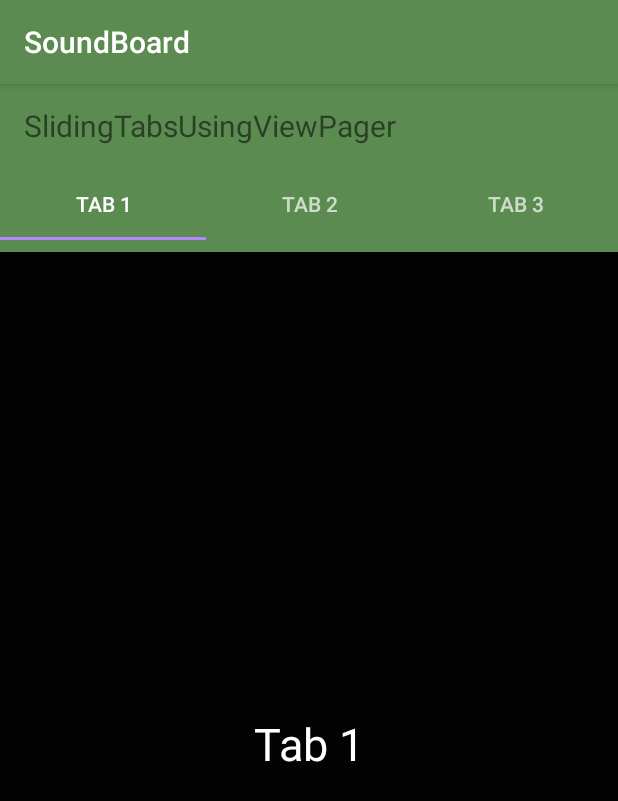
After one commit to alexpham095/Multiapp, an Android app: the Email_Tabs screen opened directly, with no data from a screen before it, on a phone screen of 412 x 824 dp. The commit adds this screen. Shown: the top 801 px of the screen. Run offline under Robolectric (Android 15) with nearby library versions, the phone set to English and light mode, and no system bars.

Commit message:
Email Tabs version 1

```diff
--- a/app/build.gradle
+++ b/app/build.gradle
@@ -2,6 +2,7 @@ apply plugin: 'com.android.application'
 
 android {
     compileSdkVersion 28
+
     defaultConfig {
         applicationId "com.apham.multi_app"
         minSdkVersion 19
@@ -22,7 +23,9 @@ dependencies {
     implementation fileTree(dir: 'libs', include: ['*.jar'])
     implementation 'com.android.support:appcompat-v7:28.0.0'
     implementation 'com.android.support.constraint:constraint-layout:1.1.3'
+    implementation 'com.android.support:support-v4:28.0.0'
     testImplementation 'junit:junit:4.12'
     androidTestImplementation 'com.android.support.test:runner:1.0.2'
     androidTestImplementation 'com.android.support.test.espresso:espresso-core:3.0.2'
+    compile 'com.android.support:design:28.0.0'
 }
--- a/app/src/main/AndroidManifest.xml
+++ b/app/src/main/AndroidManifest.xml
@@ -9,7 +9,8 @@
         android:roundIcon="@mipmap/ic_launcher_round"
         android:supportsRtl="true"
         android:theme="@style/AppTheme">
-        <activity android:name=".MainActivity"
+        <activity
+            android:name=".MainActivity"
             android:theme="@style/AppTheme">
             <intent-filter>
                 <action android:name="android.intent.action.MAIN" />
@@ -17,7 +18,8 @@
                 <category android:name="android.intent.category.LAUNCHER" />
             </intent-filter>
         </activity>
-        <activity android:name=".SecondActivity"></activity>
+        <activity android:name=".SecondActivity" />
+        <activity android:name=".Email_Tabs"></activity>
     </application>
 
 </manifest>
--- /dev/null
+++ b/app/src/main/java/com/apham/multi_app/Email_Tabs.java
@@ -0,0 +1,28 @@
+package com.apham.multi_app;
+
+import android.net.Uri;
+import android.support.design.widget.TabLayout;
+import android.support.v4.view.ViewPager;
+import android.support.v7.app.AppCompatActivity;
+import android.os.Bundle;
+import android.view.View;
+
+public class Email_Tabs extends AppCompatActivity implements Tab1.OnFragmentInteractionListener,Tab2.OnFragmentInteractionListener,Tab3.OnFragmentInteractionListener {
+
+    @Override
+    protected void onCreate(Bundle savedInstanceState) {
+        super.onCreate(savedInstanceState);
+        setContentView(R.layout.activity_email_tabs);
+
+        ViewPager viewPager = (ViewPager) this.findViewById(R.id.pager);
+        PagerAdapter myPagerAdapter = new PagerAdapter(getSupportFragmentManager());
+        viewPager.setAdapter(myPagerAdapter);
+        TabLayout tabLayout = (TabLayout) this.findViewById(R.id.tablayout);
+        tabLayout.setupWithViewPager(viewPager);
+    }
+
+    @Override
+    public void onFragmentInteraction(Uri uri) {
+
+    }
+}
--- a/app/src/main/java/com/apham/multi_app/MainActivity.java
+++ b/app/src/main/java/com/apham/multi_app/MainActivity.java
@@ -2,6 +2,8 @@ package com.apham.multi_app;
 
 import android.content.Intent;
 import android.media.MediaPlayer;
+import android.support.design.widget.TabLayout;
+import android.support.v4.view.ViewPager;
 import android.support.v7.app.AppCompatActivity;
 import android.view.Menu;
 import android.view.MenuItem;
@@ -53,7 +55,7 @@ public class MainActivity extends AppCompatActivity {
                     startActivity(intent);
                 }
                 else {
-                    Intent intent= new Intent(MainActivity.this, SecondActivity.class);
+                    Intent intent= new Intent(MainActivity.this, Email_Tabs.class);
                     startActivity(intent);
                 }
             }
@@ -68,6 +70,5 @@ public class MainActivity extends AppCompatActivity {
         myAdapter.setDropDownViewResource(R.layout.spinner_item);
         mySpinner.setAdapter(myAdapter);
 
-
     }
 }
--- /dev/null
+++ b/app/src/main/java/com/apham/multi_app/PagerAdapter.java
@@ -0,0 +1,45 @@
+package com.apham.multi_app;
+
+import android.support.v4.app.Fragment;
+import android.support.v4.app.FragmentManager;
+import android.support.v4.app.FragmentStatePagerAdapter;
+
+public class PagerAdapter extends FragmentStatePagerAdapter{
+    public PagerAdapter(FragmentManager fm){
+        super(fm);
+    }
+
+    @Override
+    public Fragment getItem(int position){
+        switch(position) {
+            case 0:
+                Tab1 tab1 = new Tab1();
+                return tab1;
+            case 1:
+                Tab2 tab2 = new Tab2();
+                return tab2;
+            case 2:
+                Tab3 tab3 = new Tab3();
+                return tab3;
+            default:
+                return null;
+        }
+    }
+
+    @Override
+    public int getCount() {
+        return 3;
+    }
+    @Override public CharSequence getPageTitle(int position) {
+        switch (position) {
+            case 0:
+                return "Tab 1";
+            case 1:
+                return "Tab 2";
+            case 2:
+                return "Tab 3";
+            default:
+                return null;
+        }
+    }
+}
--- /dev/null
+++ b/app/src/main/java/com/apham/multi_app/Tab1.java
@@ -0,0 +1,108 @@
+package com.apham.multi_app;
+
+import android.content.Context;
+import android.net.Uri;
+import android.os.Bundle;
+import android.support.v4.app.Fragment;
+import android.view.LayoutInflater;
+import android.view.View;
+import android.view.ViewGroup;
+
+
+/**
+ * A simple {@link Fragment} subclass.
+ * Activities that contain this fragment must implement the
+ * {@link Tab1.OnFragmentInteractionListener} interface
+ * to handle interaction events.
+ * Use the {@link Tab1#newInstance} factory method to
+ * create an instance of this fragment.
+ */
+public class Tab1 extends Fragment {
+    // TODO: Rename parameter arguments, choose names that match
+    // the fragment initialization parameters, e.g. ARG_ITEM_NUMBER
+    private static final String ARG_PARAM1 = "param1";
+    private static final String ARG_PARAM2 = "param2";
+
+    // TODO: Rename and change types of parameters
+    private String mParam1;
+    private String mParam2;
+
+    private OnFragmentInteractionListener mListener;
+
+    public Tab1() {
+        // Required empty public constructor
+    }
+
+    /**
+     * Use this factory method to create a new instance of
+     * this fragment using the provided parameters.
+     *
+     * @param param1 Parameter 1.
+     * @param param2 Parameter 2.
+     * @return A new instance of fragment Tab1.
+     */
+    // TODO: Rename and change types and number of parameters
+    public static Tab1 newInstance(String param1, String param2) {
+        Tab1 fragment = new Tab1();
+        Bundle args = new Bundle();
+        args.putString(ARG_PARAM1, param1);
+        args.putString(ARG_PARAM2, param2);
+        fragment.setArguments(args);
+        return fragment;
+    }
+
+    @Override
+    public void onCreate(Bundle savedInstanceState) {
+        super.onCreate(savedInstanceState);
+        if (getArguments() != null) {
+            mParam1 = getArguments().getString(ARG_PARAM1);
+            mParam2 = getArguments().getString(ARG_PARAM2);
+        }
+    }
+
+    @Override
+    public View onCreateView(LayoutInflater inflater, ViewGroup container,
+                             Bundle savedInstanceState) {
+        // Inflate the layout for this fragment
+        return inflater.inflate(R.layout.fragment_tab1, container, false);
+    }
+
+    // TODO: Rename method, update argument and hook method into UI event
+    public void onButtonPressed(Uri uri) {
+        if (mListener != null) {
+            mListener.onFragmentInteraction(uri);
+        }
+    }
+
+    @Override
+    public void onAttach(Context context) {
+        super.onAttach(context);
+        if (context instanceof OnFragmentInteractionListener) {
+            mListener = (OnFragmentInteractionListener) context;
+        } else {
+            throw new RuntimeException(context.toString()
+                    + " must implement OnFragmentInteractionListener");
+        }
+    }
+
+    @Override
+    public void onDetach() {
+        super.onDetach();
+        mListener = null;
+    }
+
+    /**
+     * This interface must be implemented by activities that contain this
+     * fragment to allow an interaction in this fragment to be communicated
+     * to the activity and potentially other fragments contained in that
+     * activity.
+     * <p>
+     * See the Android Training lesson <a href=
+     * "http://developer.android.com/training/basics/fragments/communicating.html"
+     * >Communicating with Other Fragments</a> for more information.
+     */
+    public interface OnFragmentInteractionListener {
+        // TODO: Update argument type and name
+        void onFragmentInteraction(Uri uri);
+    }
+}
--- /dev/null
+++ b/app/src/main/java/com/apham/multi_app/Tab2.java
@@ -0,0 +1,108 @@
+package com.apham.multi_app;
+
+import android.content.Context;
+import android.net.Uri;
+import android.os.Bundle;
+import android.support.v4.app.Fragment;
+import android.view.LayoutInflater;
+import android.view.View;
+import android.view.ViewGroup;
+
+
+/**
+ * A simple {@link Fragment} subclass.
+ * Activities that contain this fragment must implement the
+ * {@link Tab2.OnFragmentInteractionListener} interface
+ * to handle interaction events.
+ * Use the {@link Tab2#newInstance} factory method to
+ * create an instance of this fragment.
+ */
+public class Tab2 extends Fragment {
+    // TODO: Rename parameter arguments, choose names that match
+    // the fragment initialization parameters, e.g. ARG_ITEM_NUMBER
+    private static final String ARG_PARAM1 = "param1";
+    private static final String ARG_PARAM2 = "param2";
+
+    // TODO: Rename and change types of parameters
+    private String mParam1;
+    private String mParam2;
+
+    private OnFragmentInteractionListener mListener;
+
+    public Tab2() {
+        // Required empty public constructor
+    }
+
+    /**
+     * Use this factory method to create a new instance of
+     * this fragment using the provided parameters.
+     *
+     * @param param1 Parameter 1.
+     * @param param2 Parameter 2.
+     * @return A new instance of fragment Tab2.
+     */
+    // TODO: Rename and change types and number of parameters
+    public static Tab2 newInstance(String param1, String param2) {
+        Tab2 fragment = new Tab2();
+        Bundle args = new Bundle();
+        args.putString(ARG_PARAM1, param1);
+        args.putString(ARG_PARAM2, param2);
+        fragment.setArguments(args);
+        return fragment;
+    }
+
+    @Override
+    public void onCreate(Bundle savedInstanceState) {
+        super.onCreate(savedInstanceState);
+        if (getArguments() != null) {
+            mParam1 = getArguments().getString(ARG_PARAM1);
+            mParam2 = getArguments().getString(ARG_PARAM2);
+        }
+    }
+
+    @Override
+    public View onCreateView(LayoutInflater inflater, ViewGroup container,
+                             Bundle savedInstanceState) {
+        // Inflate the layout for this fragment
+        return inflater.inflate(R.layout.fragment_tab2, container, false);
+    }
+
+    // TODO: Rename method, update argument and hook method into UI event
+    public void onButtonPressed(Uri uri) {
+        if (mListener != null) {
+            mListener.onFragmentInteraction(uri);
+        }
+    }
+
+    @Override
+    public void onAttach(Context context) {
+        super.onAttach(context);
+        if (context instanceof OnFragmentInteractionListener) {
+            mListener = (OnFragmentInteractionListener) context;
+        } else {
+            throw new RuntimeException(context.toString()
+                    + " must implement OnFragmentInteractionListener");
+        }
+    }
+
+    @Override
+    public void onDetach() {
+        super.onDetach();
+        mListener = null;
+    }
+
+    /**
+     * This interface must be implemented by activities that contain this
+     * fragment to allow an interaction in this fragment to be communicated
+     * to the activity and potentially other fragments contained in that
+     * activity.
+     * <p>
+     * See the Android Training lesson <a href=
+     * "http://developer.android.com/training/basics/fragments/communicating.html"
+     * >Communicating with Other Fragments</a> for more information.
+     */
+    public interface OnFragmentInteractionListener {
+        // TODO: Update argument type and name
+        void onFragmentInteraction(Uri uri);
+    }
+}
--- /dev/null
+++ b/app/src/main/res/layout/activity_email_tabs.xml
@@ -0,0 +1,45 @@
+<?xml version="1.0" encoding="utf-8"?>
+<LinearLayout
+    xmlns:android="http://schemas.android.com/apk/res/android"
+    xmlns:app="http://schemas.android.com/apk/res-auto"
+    xmlns:tools="http://schemas.android.com/tools"
+    android:layout_width="match_parent"
+    android:layout_height="match_parent"
+    android:orientation="vertical">
+
+    <android.support.v7.widget.Toolbar
+        android:id="@+id/toolbar"
+        android:layout_width="match_parent"
+        android:layout_height="wrap_content"
+        android:background="@color/colorPrimary"
+        android:minHeight="?attr/actionBarSize"
+        android:theme="@style/FragmentAppTheme"
+        app:popupTheme="@style/ThemeOverlay.AppCompat.Light">
+
+        <TextView
+            android:layout_width="wrap_content"
+            android:layout_height="wrap_content"
+            android:text="SlidingTabsUsingViewPager"
+            android:textSize="20dp" />
+
+
+    </android.support.v7.widget.Toolbar>
+
+    <android.support.design.widget.TabLayout
+        android:layout_width="match_parent"
+        android:layout_height="wrap_content"
+        android:id="@+id/tablayout"
+        android:background="@color/colorPrimary"
+        android:minHeight="?attr/actionBarSize"
+        android:theme="@style/ThemeOverlay.AppCompat.Dark.ActionBar">
+
+    </android.support.design.widget.TabLayout>
+
+    <android.support.v4.view.ViewPager
+        android:layout_width="match_parent"
+        android:layout_height="fill_parent"
+        android:id="@+id/pager">
+
+    </android.support.v4.view.ViewPager>
+
+</LinearLayout>
--- a/app/src/main/res/layout/activity_main.xml
+++ b/app/src/main/res/layout/activity_main.xml
@@ -95,6 +95,7 @@
         android:layout_marginTop="8dp"
         android:entries="@array/names"
         android:popupBackground="#821aeb"
+        android:background="#821aeb"
         android:visibility="visible"
         app:layout_constraintBottom_toBottomOf="parent"
         app:layout_constraintEnd_toEndOf="parent"
--- /dev/null
+++ b/app/src/main/res/layout/fragment_tab1.xml
@@ -0,0 +1,16 @@
+<RelativeLayout xmlns:android="http://schemas.android.com/apk/res/android"
+    xmlns:tools="http://schemas.android.com/tools"
+    android:layout_width="match_parent"
+    android:layout_height="match_parent">
+
+    <!-- TODO: Update blank fragment layout -->
+    <TextView
+        android:layout_width="wrap_content"
+        android:layout_height="wrap_content"
+        android:text="Tab 1"
+        android:layout_centerInParent="true"
+        android:textSize="30dp"
+        android:textColor="@android:color/white"
+        />
+
+</RelativeLayout>
--- a/app/src/main/res/values/strings.xml
+++ b/app/src/main/res/values/strings.xml
@@ -6,5 +6,9 @@
     <string-array name="names">
         <item>Home</item>
         <item>Calculator</item>
+        <item>Email</item>
     </string-array>
+
+    <!-- TODO: Remove or change this placeholder text -->
+    <string name="hello_blank_fragment">Hello blank fragment</string>
 </resources>
--- a/app/src/main/res/values/styles.xml
+++ b/app/src/main/res/values/styles.xml
@@ -12,7 +12,11 @@
         <item name="android:textColorPrimary">@color/text_color_primary</item>
     </style>
 
-
+    <!-- Base application theme. -->
+    <style name="FragmentAppTheme" parent="Theme.AppCompat.Light.NoActionBar">        <!-- Customize your theme here. -->
+        <item name="colorPrimary">@color/colorPrimary</item>
+        <item name="colorPrimaryDark">@color/colorPrimaryDark</item>        <item name="colorAccent">@color/colorAccent</item>
+    </style>
 
 
 </resources>
--- a/build.gradle
+++ b/build.gradle
@@ -7,7 +7,7 @@ buildscript {
         jcenter()
     }
     dependencies {
-        classpath 'com.android.tools.build:gradle:3.1.3'
+        classpath 'com.android.tools.build:gradle:3.2.1'
 
 
         // NOTE: Do not place your application dependencies here; they belong
```
Also changed, not shown: app/src/main/java/com/apham/multi_app/Tab3.java (added, +108 -0 lines), app/src/main/res/layout/fragment_tab2.xml (added, +16 -0 lines), app/src/main/res/layout/fragment_tab3.xml (added, +16 -0 lines), gradle/wrapper/gradle-wrapper.properties.
